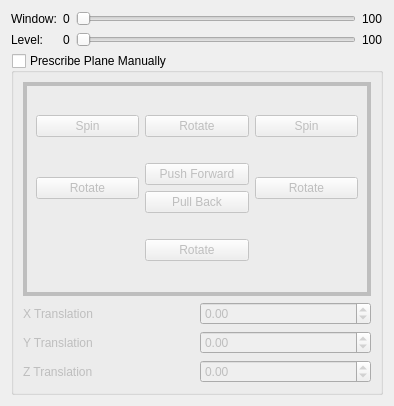
Qt form rtUI/slice2DOptions.ui (pengwg/vurtigo) before a commit.
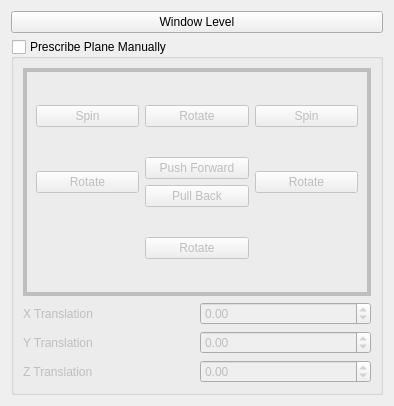
The same form after that commit.

Commit message:
Added the window level dialog with options. BugID:644 Analysis:The window level is now tied with a config file.
Resolution:

Reviewed by:

Patch:
```diff
--- a/rtUI/slice2DOptions.ui
+++ b/rtUI/slice2DOptions.ui
@@ -15,89 +15,11 @@
   </property>
   <layout class="QVBoxLayout" name="verticalLayout_6">
    <item>
-    <layout class="QHBoxLayout" name="horizontalLayout_4">
-     <item>
-      <layout class="QVBoxLayout" name="verticalLayout_4">
-       <item>
-        <widget class="QLabel" name="label_4">
-         <property name="text">
-          <string>Window:</string>
-         </property>
-        </widget>
-       </item>
-       <item>
-        <widget class="QLabel" name="label_5">
-         <property name="text">
-          <string>Level:</string>
-         </property>
-        </widget>
-       </item>
-      </layout>
-     </item>
-     <item>
-      <layout class="QVBoxLayout" name="verticalLayout_3">
-       <property name="spacing">
-        <number>6</number>
-       </property>
-       <item>
-        <widget class="QLabel" name="windowMinLabel">
-         <property name="text">
-          <string>0</string>
-         </property>
-        </widget>
-       </item>
-       <item>
-        <widget class="QLabel" name="levelMinLabel">
-         <property name="text">
-          <string>0</string>
-         </property>
-        </widget>
-       </item>
-      </layout>
-     </item>
-     <item>
-      <layout class="QVBoxLayout" name="verticalLayout_5">
-       <item>
-        <widget class="QSlider" name="windowSlider">
-         <property name="maximum">
-          <number>100</number>
-         </property>
-         <property name="orientation">
-          <enum>Qt::Horizontal</enum>
-         </property>
-        </widget>
-       </item>
-       <item>
-        <widget class="QSlider" name="levelSlider">
-         <property name="maximum">
-          <number>100</number>
-         </property>
-         <property name="orientation">
-          <enum>Qt::Horizontal</enum>
-         </property>
-        </widget>
-       </item>
-      </layout>
-     </item>
-     <item>
-      <layout class="QVBoxLayout" name="verticalLayout">
-       <item>
-        <widget class="QLabel" name="windowMaxLabel">
-         <property name="text">
-          <string>100</string>
-         </property>
-        </widget>
-       </item>
-       <item>
-        <widget class="QLabel" name="levelMaxLabel">
-         <property name="text">
-          <string>100</string>
-         </property>
-        </widget>
-       </item>
-      </layout>
-     </item>
-    </layout>
+    <widget class="QPushButton" name="windowLevelPushButton">
+     <property name="text">
+      <string>Window Level</string>
+     </property>
+    </widget>
    </item>
    <item>
     <widget class="QGroupBox" name="prescribeGroupBox">
```
The commit also changes 17 other files.
